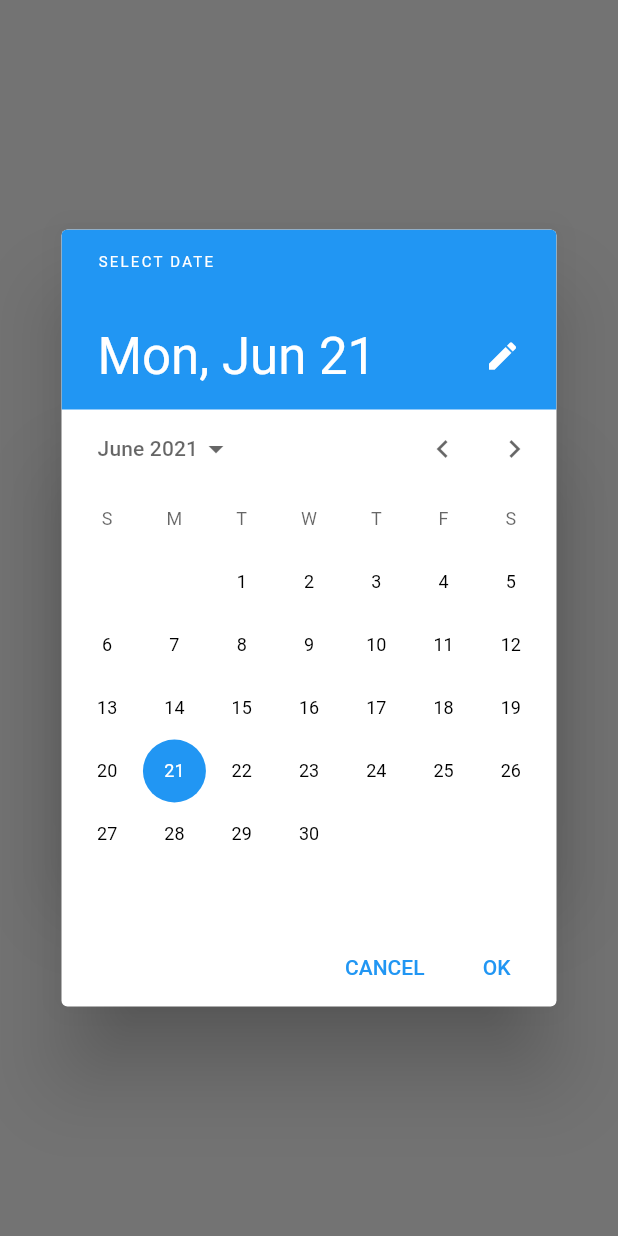
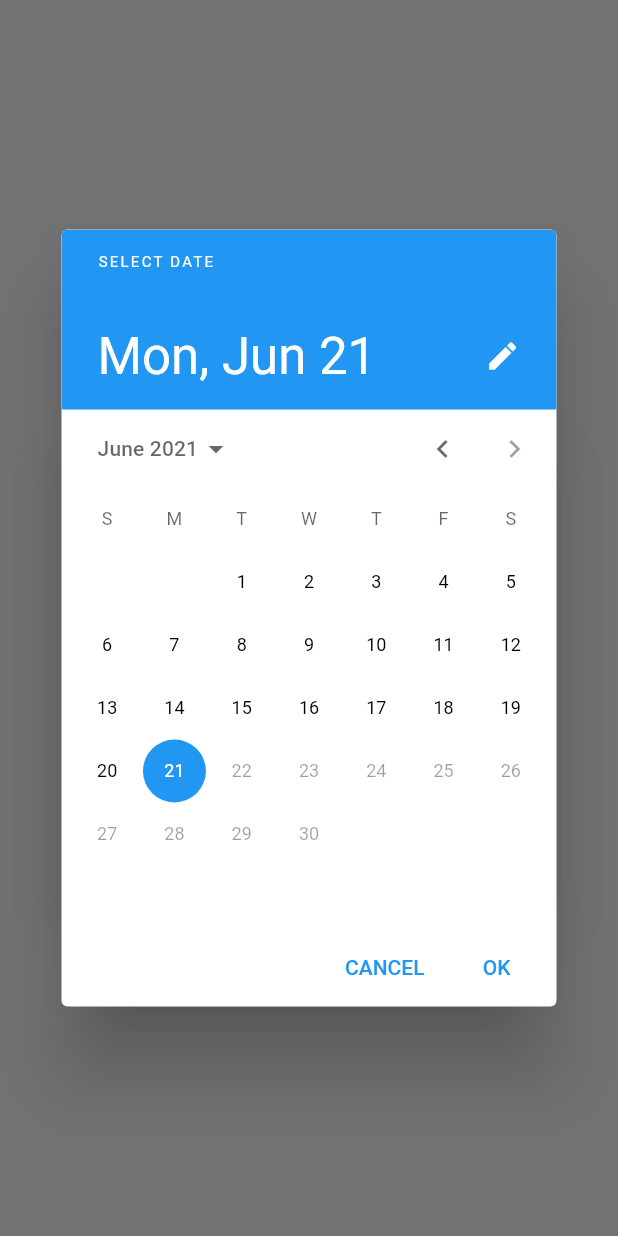
Before and after one commit to alexandress94/database_sqlite, a Flutter app: the AlertDialogWidget widget shown alone on an empty page, opened directly with empty values, after a tap on an icon or button, on a phone screen of 412 x 824 dp. Run offline on Flutter 3.47's test engine with Material 2 defaults, Android fonts, the phone set to English and light mode, and no system bars; our stand-ins replace get, sqflite; accounts and stored records are empty.

Commit message:
Refatorando o projeto; Criado AlerDialog;

```diff
--- a/lib/app/data/provider/database_helper.dart
+++ b/lib/app/data/provider/database_helper.dart
@@ -74,9 +74,10 @@ class DatabaseHelper {
   // Atualiza registro pelo id
   Future<int> update(TodoModel todo) async {
     Database db = await instance.database;
-    print('função update');
     int result = await db.update(_table, todo.toMap(),
-        where: '$_columnId = ?', whereArgs: [todo.id]);
+        where: "$_columnId = ?", whereArgs: [todo.id]);
+
+    print('função update $result');
     return result;
   }
 
--- a/lib/app/modules/initial/initial_controller.dart
+++ b/lib/app/modules/initial/initial_controller.dart
@@ -4,7 +4,8 @@ import 'package:flutter/cupertino.dart';
 import 'package:get/get.dart';
 import 'package:intl/intl.dart';
 
-class InitialController extends GetxController {
+class InitialController extends GetxController
+    with StateMixin<List<TodoModel>> {
   // Instância de variavéis.
   final TodoRepository repository;
   final textController = TextEditingController();
@@ -25,15 +26,25 @@ class InitialController extends GetxController {
     update(['date']);
   }
 
+  // Obtendo data atual com formatação "dd/mm/yyyy"
   String get dateTimeNow => DateFormat('dd/MM/yyy').format(DateTime.now());
 
+  // Obtendo data selecionada pelo usuário.
   String get getSelectedDateFormat => _dateTime;
 
   // Obtem todos os dados
   Future<void> query() async {
+    // Status de carregamento
+    change([], status: RxStatus.loading());
     List<Map<String, dynamic>> todos = await repository.query();
-    listTodoModels.value =
-        todos.map((data) => TodoModel.fromMap(data)).toList();
+    if (listTodoModels.isEmpty) {
+      // Se TodoModel for vazio
+      change([], status: RxStatus.empty());
+    } else {
+      listTodoModels.value =
+          todos.map((data) => TodoModel.fromMap(data)).toList();
+      change([], status: RxStatus.success());
+    }
   }
 
   // Inserir os dados
@@ -49,9 +60,6 @@ class InitialController extends GetxController {
   // Atualiza os dados.
   Future<void> updateTodo(TodoModel todo) async {
     // Opcional
-    // TodoModel todo =
-    //     TodoModel(title: textController.text, date: getSelectedDateFormat);
-
     await repository.update(todo);
     query();
   }
--- a/lib/app/modules/initial/local_widgets/alert_dialog_widget.dart
+++ b/lib/app/modules/initial/local_widgets/alert_dialog_widget.dart
@@ -1,93 +1,90 @@
-import 'package:database_sqlite/app/data/models/todo_model.dart';
 import 'package:database_sqlite/app/modules/initial/initial_controller.dart';
 import 'package:flutter/material.dart';
 import 'package:get/get.dart';
 import 'package:intl/intl.dart';
 
 class AlertDialogWidget extends StatelessWidget {
-  final TodoModel todos;
-  final _formKey = GlobalKey<FormState>();
-  AlertDialogWidget({Key? key, required this.todos}) : super(key: key);
+  final _initialController = Get.find<InitialController>();
+  final _keyForm = GlobalKey<FormState>();
+  final String title;
+  final String action;
+  final String close;
+  final IconData iconAction;
+  final IconData iconClose;
+  final Function() onPressed;
+
+  AlertDialogWidget({
+    Key? key,
+    required this.title,
+    required this.action,
+    required this.close,
+    required this.iconAction,
+    required this.iconClose,
+    required this.onPressed,
+  }) : super(key: key);
 
   @override
   Widget build(BuildContext context) {
-    final _initialController = Get.find<InitialController>();
-
-    _showDatePicker() {
-      return showDatePicker(
-              context: context,
-              initialDate: DateTime.now(),
-              firstDate: DateTime.now().subtract(Duration(days: 365)),
-              lastDate: DateTime.now().add(Duration(days: 365)))
-          .then(
-        (date) {
-          // Caso não seja selecionado nenhuma data, sairá da função.
-          if (date == null) {
-            return;
-          }
-          _initialController.selectedDate =
-              DateFormat('dd/MM/yyy').format(date);
-        },
-      );
-    }
-
     return AlertDialog(
-      title: Text('Atualizar dados'),
+      title: Text(title),
       content: SingleChildScrollView(
         child: Form(
-          key: _formKey,
+          key: _keyForm,
           child: Column(
             children: [
               TextFormField(
+                controller: _initialController.textController,
                 textInputAction: TextInputAction.done,
-                controller: _initialController.textController,
-                keyboardType: TextInputType.name,
+                keyboardType: TextInputType.text,
+                decoration: InputDecoration(
+                  labelText: 'Descrição',
+                  icon: Icon(Icons.create),
+                ),
                 validator: (value) {
                   if (value!.isEmpty) {
                     return 'Digite uma descrição';
                   }
                   return null;
                 },
-                decoration: InputDecoration(
-                  icon: Icon(Icons.create),
-                  hintText: todos.id.toString(),
-                ),
               ),
               SizedBox(height: 16),
               Row(
                 mainAxisAlignment: MainAxisAlignment.spaceBetween,
                 children: [
-                  Text('Selecione uma data'),
+                  Text('Data'),
                   GetBuilder<InitialController>(
                     id: 'date',
-                    builder: (controller) => TextButton.icon(
-                      onPressed: _showDatePicker,
-                      label: Text(controller.getSelectedDateFormat),
-                      icon: Icon(Icons.arrow_drop_down),
-                    ),
+                    builder: (controller) {
+                      return TextButton.icon(
+                        onPressed: () {
+                          _showDatePicker(context);
+                        },
+                        icon: Icon(Icons.arrow_drop_down),
+                        label: Text(controller.getSelectedDateFormat),
+                      );
+                    },
                   ),
                 ],
               ),
               SizedBox(height: 16),
               Row(
-                mainAxisAlignment: MainAxisAlignment.spaceAround,
+                mainAxisAlignment: MainAxisAlignment.spaceBetween,
                 children: [
-                  ElevatedButton.icon(
-                    icon: Icon(Icons.subdirectory_arrow_left),
-                    label: Text('Sair'),
+                  TextButton.icon(
                     onPressed: () {
                       Get.back();
                     },
+                    icon: Icon(iconClose),
+                    label: Text(close),
                   ),
-                  ElevatedButton.icon(
-                    icon: Icon(Icons.save),
-                    label: Text('Salvar'),
-                    onPressed: () {
-                      if (_formKey.currentState!.validate()) {
-                        _initialController.updateTodo(todos);
-                        Get.back();
-                      }
-                    },
+                  Expanded(
+                    child: ElevatedButton.icon(
+                      onPressed: onPressed,
+                      icon: Expanded(child: Icon(iconAction)),
+                      label: FittedBox(
+                        child: Text(action),
+                      ),
+                    ),
                   ),
                 ],
               ),
@@ -97,4 +94,19 @@ class AlertDialogWidget extends StatelessWidget {
       ),
     );
   }
+
+  // Exibir o calendário
+  _showDatePicker(BuildContext context) {
+    showDatePicker(
+      context: context,
+      initialDate: DateTime.now(),
+      firstDate: DateTime.now().subtract(Duration(days: 365)),
+      lastDate: DateTime.now(),
+    ).then((date) {
+      if (date == null) {
+        return;
+      }
+      _initialController.selectedDate = DateFormat('dd/MM/yyy').format(date);
+    });
+  }
 }
```
Also changed, not shown: lib/app/modules/initial/initial_page.dart (+38 -23 lines), lib/app/modules/initial/local_widgets/form_widget.dart (deleted, +0 -93 lines), lib/app/modules/initial/local_widgets/is_empty_widget.dart (deleted, +0 -19 lines), lib/app/modules/initial/local_widgets/todo_datails_widget.dart (deleted, +0 -50 lines).
